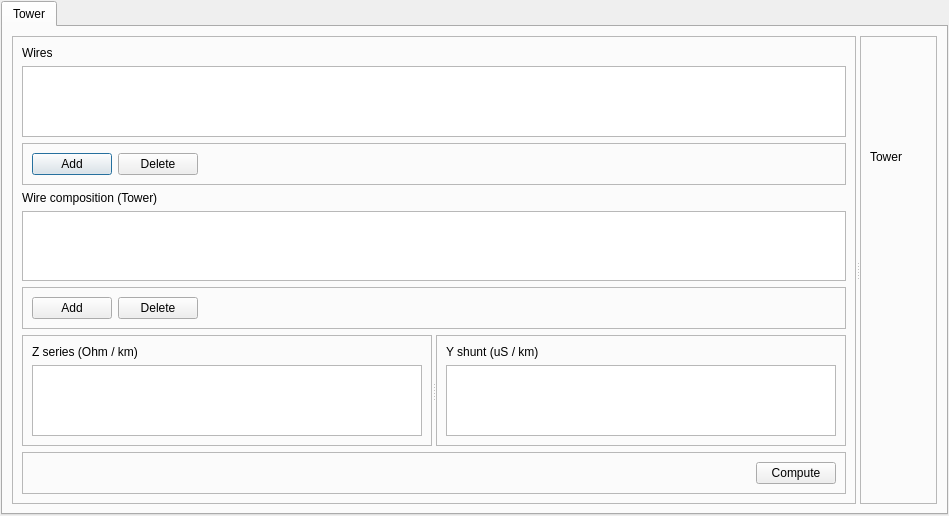
The window that UnderDevelopment/GridCal/Gui/LineBuilder/gui.ui (SanPen/GridCal) describes before a commit, drawn with Qt 5.
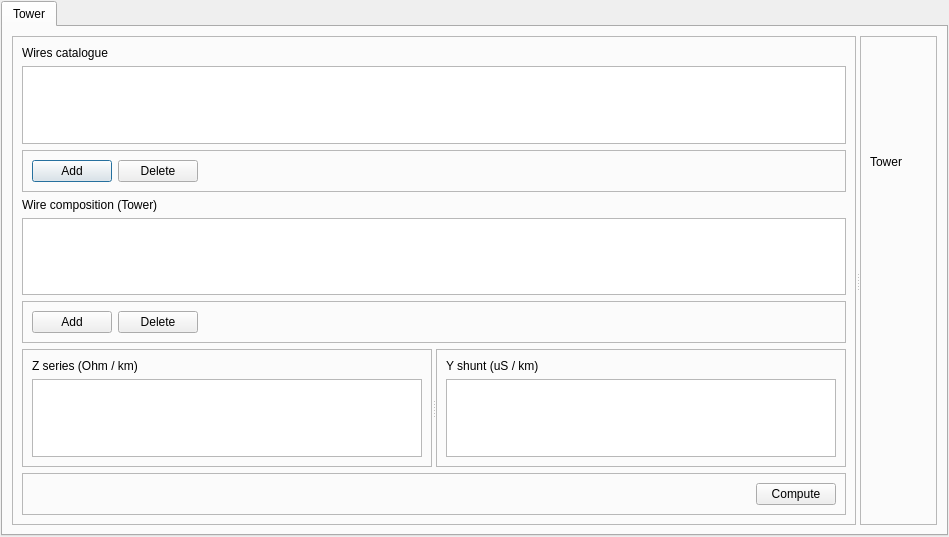
The same window after the commit. Custom widgets are drawn as their Qt base class.

The edit to the form file:
```diff
--- a/UnderDevelopment/GridCal/Gui/LineBuilder/gui.ui
+++ b/UnderDevelopment/GridCal/Gui/LineBuilder/gui.ui
@@ -7,7 +7,7 @@
     <x>0</x>
     <y>0</y>
     <width>949</width>
-    <height>511</height>
+    <height>537</height>
    </rect>
   </property>
   <property name="windowTitle">
@@ -52,7 +52,7 @@
            <item>
             <widget class="QLabel" name="label_5">
              <property name="text">
-              <string>Wires</string>
+              <string>Wires catalogue</string>
              </property>
             </widget>
            </item>
```
